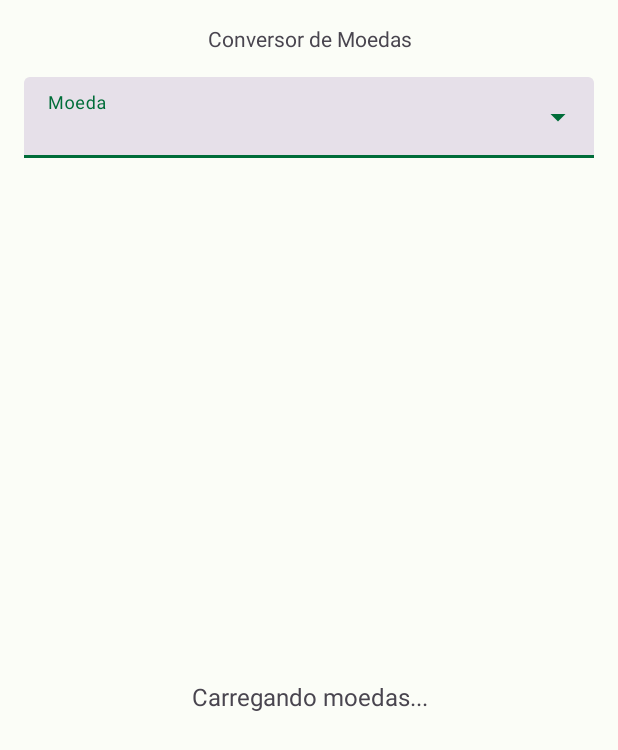
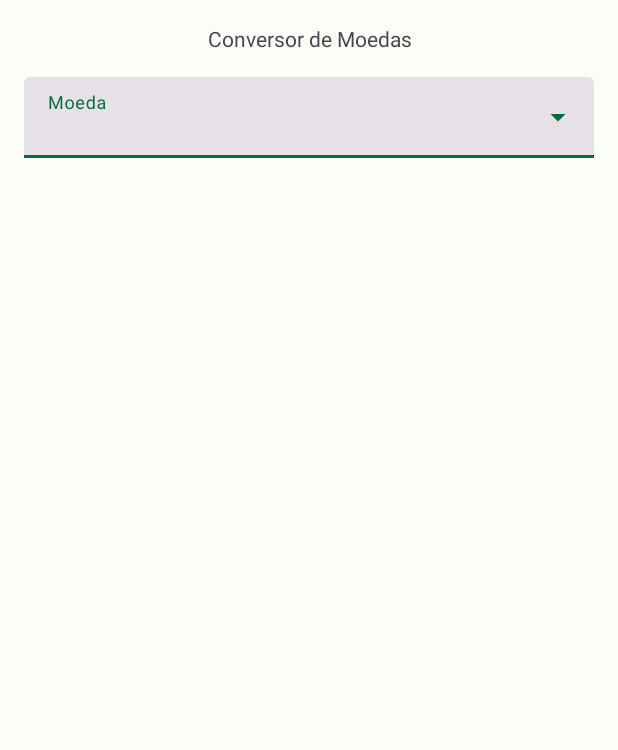
Before and after one commit to SamuelRocha91/kotlinExchangeRate, an Android app: the screen it shows after launch (MainActivity), on a phone screen of 412 x 824 dp. Shown: the top 750 px of the screen. Run offline under Robolectric (Android 15) with nearby library versions, the phone set to English and light mode, and no system bars.

Commit message:
feat: cria componente de estado aguardando moedas

```diff
--- a/app/src/main/res/layout/activity_main.xml
+++ b/app/src/main/res/layout/activity_main.xml
@@ -56,7 +56,7 @@
             android:gravity="center"
             android:text="@string/main_load_currency"
             android:textSize="16sp"
-            tools:visibility="gone" />
+            android:visibility="gone"/>
 
         <com.google.android.material.textview.MaterialTextView
             android:id="@+id/select_currency_state"
@@ -66,7 +66,22 @@
             android:gravity="center"
             android:text="@string/main_select_currency"
             android:textSize="16sp"
-            tools:visibility="gone" />
+            android:visibility="gone"/>
+
+        <FrameLayout
+            android:id="@+id/waiting_response_state"
+            android:layout_width="match_parent"
+            android:layout_height="match_parent"
+            android:visibility="gone">
+
+            <com.google.android.material.progressindicator.CircularProgressIndicator
+                android:id="@+id/waiting_response_progress"
+                android:layout_width="match_parent"
+                android:layout_height="match_parent"
+                android:layout_gravity="center"
+                android:indeterminate="true" />
+
+        </FrameLayout>
     </LinearLayout>
 
 </androidx.constraintlayout.widget.ConstraintLayout>
```
